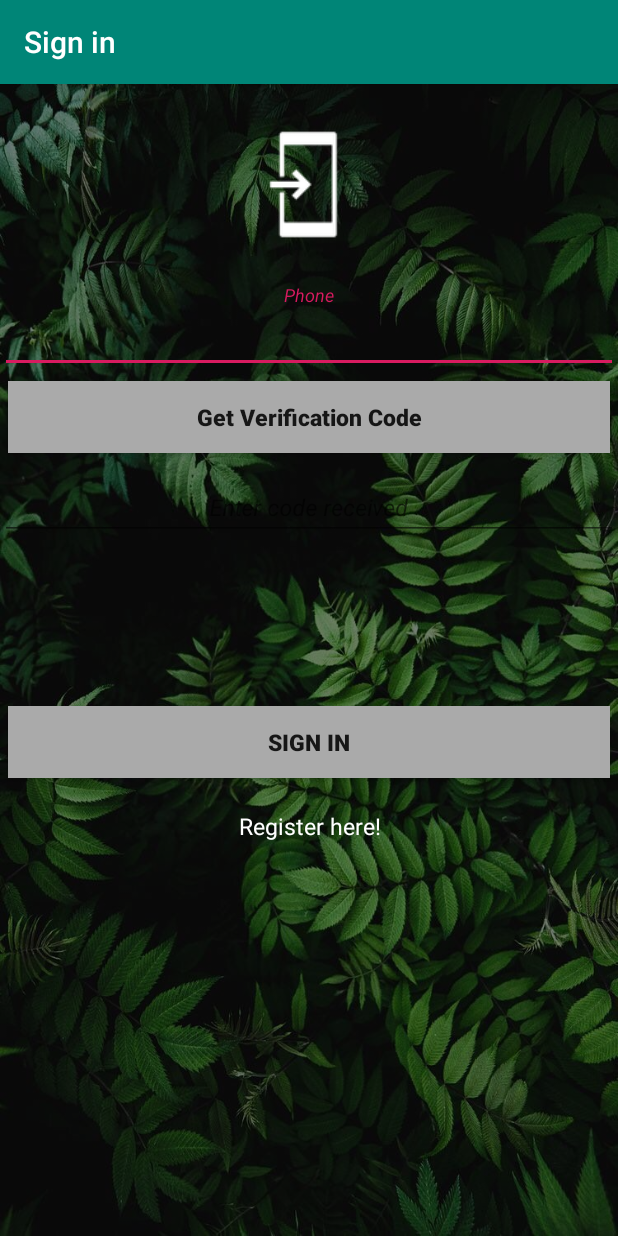
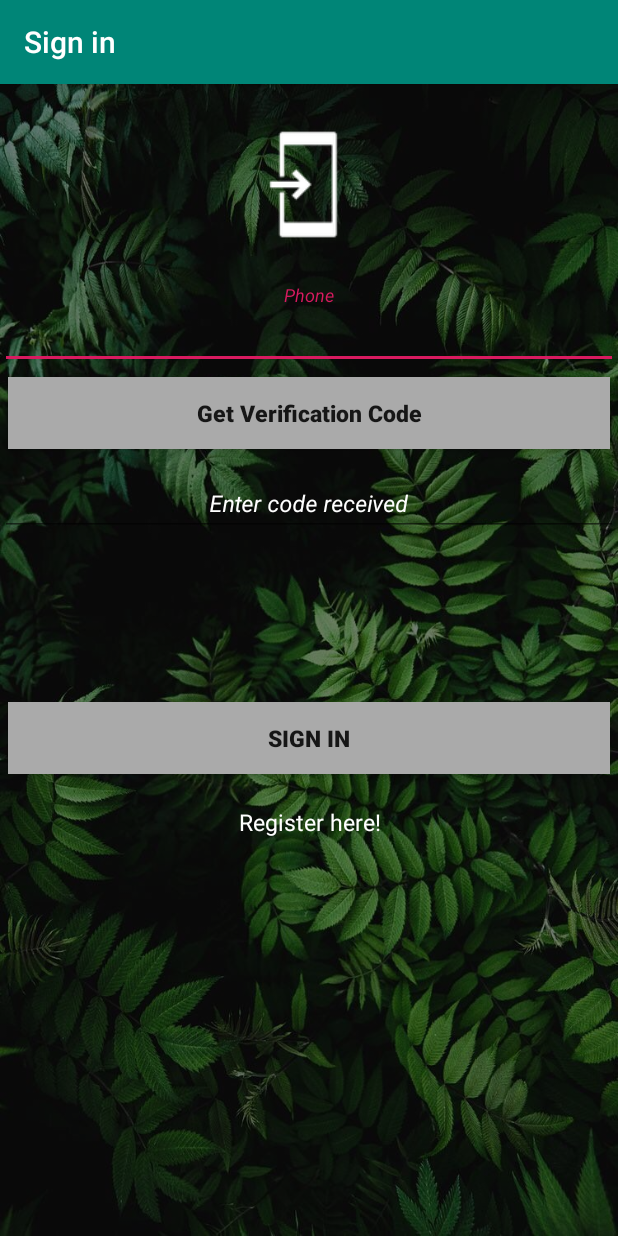
Before and after one commit to nagyjahel/SapiProject, an Android app: the AuthenticationActivity screen opened directly, with no data from a screen before it, on a phone screen of 412 x 824 dp. Run offline under Robolectric (Android 15) with nearby library versions, the phone set to English and light mode, and no system bars; our stand-ins replace Firebase (no records; nobody signed in at launch, a user with empty details on screens opened directly).

Commit message:
White input hint.

```diff
--- a/SapiAds/app/src/main/res/layout/activity_authentication.xml
+++ b/SapiAds/app/src/main/res/layout/activity_authentication.xml
@@ -30,7 +30,10 @@
 
         <android.support.design.widget.TextInputLayout
             android:layout_width="match_parent"
-            android:layout_height="wrap_content">
+            android:layout_height="wrap_content"
+            android:textColor="@android:color/white"
+            android:textColorHint="@android:color/white"
+            >
 
             <android.support.design.widget.TextInputEditText
                 android:id="@+id/phoneNumber"
@@ -38,9 +41,8 @@
                 android:layout_height="match_parent"
                 android:gravity="center"
                 android:hint="Phone"
-                android:textColor="@android:color/white"
-                android:textColorHint="@android:color/white"
-                android:textSize="20dp"
+
+
                 android:textStyle="italic" />
 
         </android.support.design.widget.TextInputLayout>
@@ -59,6 +61,8 @@
             android:textAllCaps="false" />
 
         <android.support.design.widget.TextInputLayout
+            android:textColor="@android:color/white"
+            android:textColorHint="@android:color/white"
             android:layout_width="match_parent"
             android:layout_height="wrap_content">
 
@@ -76,6 +80,8 @@
         </android.support.design.widget.TextInputLayout>
 
         <android.support.design.widget.TextInputLayout
+            android:textColor="@android:color/white"
+            android:textColorHint="@android:color/white"
             android:layout_width="match_parent"
             android:layout_height="wrap_content"
             android:id="@+id/firstName">
@@ -93,6 +99,8 @@
 
         </android.support.design.widget.TextInputLayout>
         <android.support.design.widget.TextInputLayout
+            android:textColor="@android:color/white"
+            android:textColorHint="@android:color/white"
             android:layout_width="match_parent"
             android:layout_height="wrap_content"
             android:id="@+id/lastName">
```
